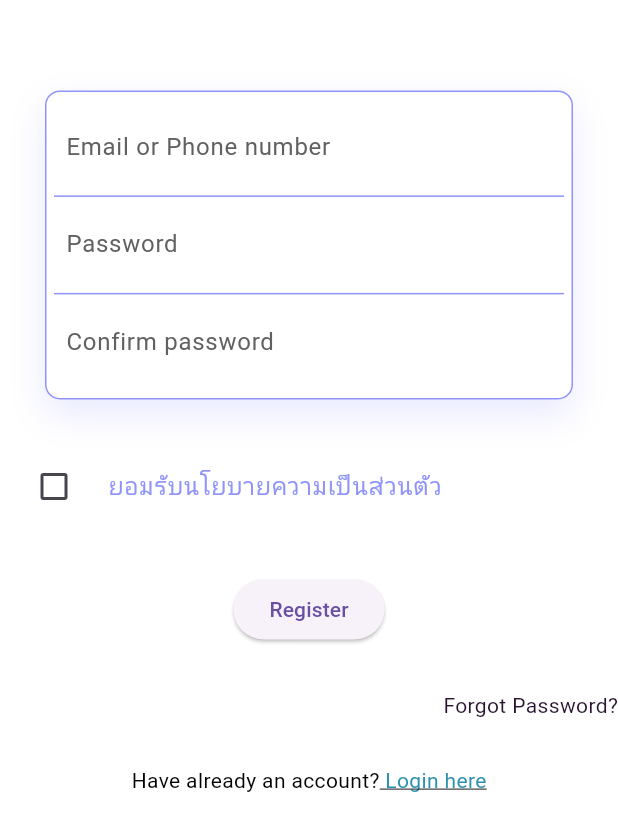
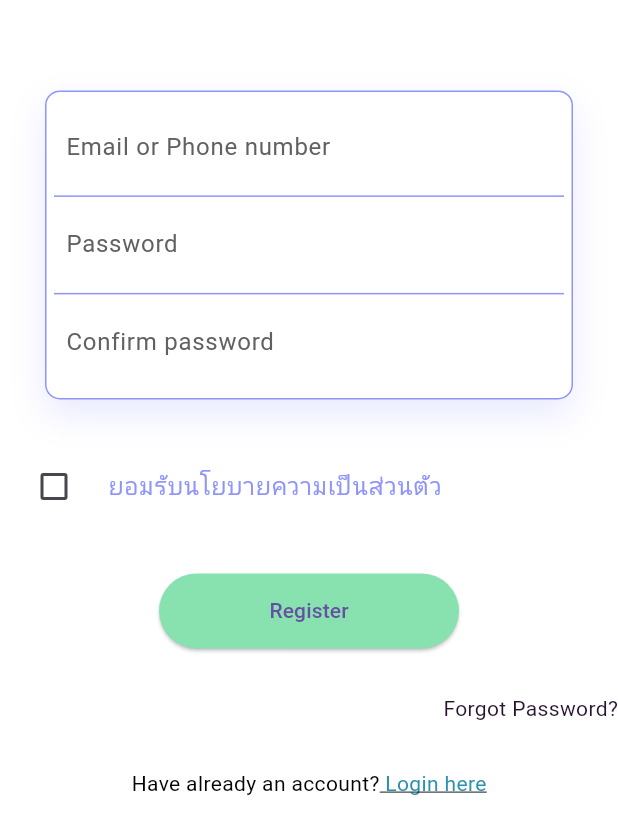
Before and after one commit to s6352410011/CarePatient, a Flutter app: the screen it shows after launch, after a tap on "Register", on a phone screen of 412 x 824 dp, the part 410-1236 px from its top. Run offline on Flutter 3.47's test engine with Material 3 defaults, Android fonts, the light colour scheme and no system bars; our stand-ins replace animate_do, cloud_firestore, firebase_auth, firebase_core, firebase_database, google_sign_in and 2 more; accounts and stored records are empty.

Commit message:
ีup_register

```diff
--- a/lib/register.dart
+++ b/lib/register.dart
@@ -3,6 +3,9 @@ import 'package:care_patient/login_ui.dart';
 import 'package:flutter/material.dart';
 import 'package:animate_do/animate_do.dart';
 import 'package:care_patient/class/AuthenticationService.dart';
+import 'package:firebase_auth/firebase_auth.dart';
+import 'package:cloud_firestore/cloud_firestore.dart';
+import 'package:firebase_core/firebase_core.dart';
 
 enum UserType { caregiver, patient }
 
@@ -23,6 +26,9 @@ class _RegisterUIState extends State<RegisterUI> {
   bool rememberMe = false;
   UserType selectedUserType = UserType.caregiver; // Default selected type
   final AuthenticationService _authenticationService = AuthenticationService();
+  final Future<FirebaseApp> firebase = Firebase.initializeApp();
+  CollectionReference _usersCollection =
+      FirebaseFirestore.instance.collection('registerusers');
 
   void _signUp() async {
     String email = _emailController.text.trim();
@@ -32,10 +38,23 @@ class _RegisterUIState extends State<RegisterUI> {
     // ตรวจสอบว่า Email, Password, และ Confirm Password ไม่ว่าง
     if (email.isNotEmpty && password.isNotEmpty && confirmPassword.isNotEmpty) {
       if (password == confirmPassword) {
-        dynamic result = await _authenticationService.signUpWithEmailPassword(
-            email, password);
-        if (result != null) {
-        } else {
+        try {
+          // สร้างผู้ใช้ใน Firebase Authentication
+          UserCredential userCredential =
+              await FirebaseAuth.instance.createUserWithEmailAndPassword(
+            email: email,
+            password: password,
+          );
+
+          // เพิ่มข้อมูลผู้ใช้ลงใน Firebase Firestore
+          await _usersCollection.doc(userCredential.user!.uid).set({
+            'email': email,
+            'password': password,
+          });
+
+          print('User registered successfully: ${userCredential.user!.uid}');
+        } catch (e) {
+          print('Error registering user: $e');
           _showAlertDialogSignUp(
               "Sign up failed", "Unable to sign up. Please try again.");
         }
@@ -70,7 +89,30 @@ class _RegisterUIState extends State<RegisterUI> {
   }
 
   @override
+  void initState() {
+    super.initState();
+    initializeFirebase();
+  }
+
+  Future<void> initializeFirebase() async {
+    try {
+      await Firebase.initializeApp();
+      print("Firebase initialized");
+    } catch (e) {
+      print("Error initializing Firebase: $e");
+    }
+  }
+
+  @override
   Widget build(BuildContext context) {
+    return FutureBuilder(
+      future: firebase,
+      builder: (context, snapshot) {
+        if (snapshot.connectionState == ConnectionState.waiting) {
+          return CircularProgressIndicator();
+        } else if (snapshot.hasError) {
+          return Text("Error: ${snapshot.error}");
+        } else {
           return Scaffold(
             backgroundColor: Colors.white,
             body: Padding(
@@ -89,7 +131,8 @@ class _RegisterUIState extends State<RegisterUI> {
                               duration: Duration(milliseconds: 1800),
                               child: Image.asset(
                                 'assets/images/logo_cp.png',
-                          height: MediaQuery.of(context).size.height * 0.15,
+                                height:
+                                    MediaQuery.of(context).size.height * 0.15,
                               ),
                             ),
                           ],
@@ -212,13 +255,6 @@ class _RegisterUIState extends State<RegisterUI> {
                       SizedBox(
                         height: 30,
                       ),
-                // FadeInUp(
-                //   duration: Duration(milliseconds: 1800),
-                //   child: ElevatedButton(
-                //     onPressed: _signUp,
-                //     child: Text("Register"),
-                //   ),
-                // ),
                       FadeInUp(
                         duration: Duration(milliseconds: 1800),
                         child: ElevatedButton(
@@ -229,8 +265,8 @@ class _RegisterUIState extends State<RegisterUI> {
                                 builder: (BuildContext context) {
                                   return AlertDialog(
                                     title: Text("Success"),
-                              content:
-                                  Text("Registration completed successfully"),
+                                    content: Text(
+                                        "Registration completed successfully"),
                                     actions: [
                                       TextButton(
                                         onPressed: () async {
@@ -239,7 +275,8 @@ class _RegisterUIState extends State<RegisterUI> {
                                           Navigator.push(
                                             context,
                                             MaterialPageRoute(
-                                          builder: (context) => LoginUI()),
+                                              builder: (context) => LoginUI(),
+                                            ),
                                           );
                                         },
                                         child: Text("OK"),
@@ -254,7 +291,8 @@ class _RegisterUIState extends State<RegisterUI> {
                                 builder: (BuildContext context) {
                                   return AlertDialog(
                                     title: Text("Alert"),
-                              content: Text("Please accept the privacy policy"),
+                                    content: Text(
+                                        "Please accept the privacy policy"),
                                     actions: [
                                       TextButton(
                                         onPressed: () {
@@ -270,6 +308,10 @@ class _RegisterUIState extends State<RegisterUI> {
                               showAlert1();
                             }
                           },
+                          style: ElevatedButton.styleFrom(
+                            backgroundColor: Color.fromARGB(255, 136, 226, 176), // สีปุ่มแดง
+                            fixedSize: Size(200, 50),
+                          ),
                           child: Text("Register"),
                         ),
                       ),
@@ -320,16 +362,16 @@ class _RegisterUIState extends State<RegisterUI> {
                               TextSpan(
                                 text: "Have already an account?",
                                 style: TextStyle(
-                            color: Colors.black, // ตั้งค่าสีดำ
+                                  color: Colors.black, // set black color
                                 ),
                                 children: [
                                   TextSpan(
                                     text: " Login here",
                                     style: TextStyle(
                                       color: Color.fromRGBO(
-                                    44, 146, 172, 1), // ตั้งค่าสีน้ำเงิน
-                                decoration:
-                                    TextDecoration.underline, // เพิ่มเส้นขีดใต้
+                                          44, 146, 172, 1), // set blue color
+                                      decoration: TextDecoration
+                                          .underline, // add underline
                                     ),
                                   ),
                                 ],
@@ -343,6 +385,9 @@ class _RegisterUIState extends State<RegisterUI> {
                 ),
               ),
             ),
+          );
+        }
+      },
     );
   }
 
```
Lines whose indentation alone changed are shown as unchanged.
